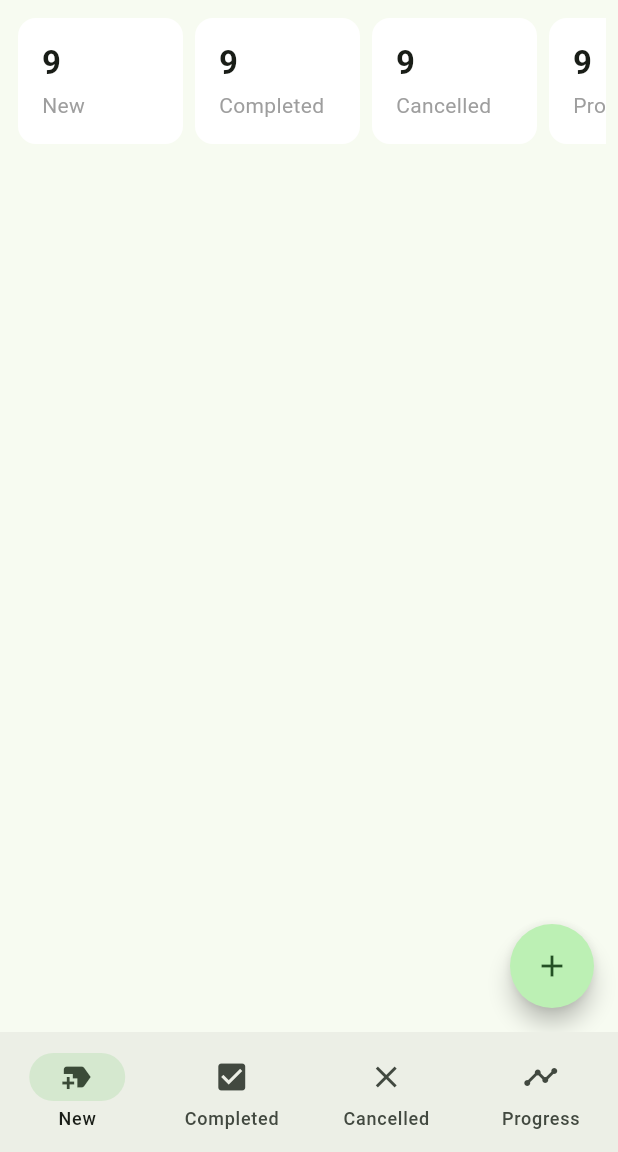
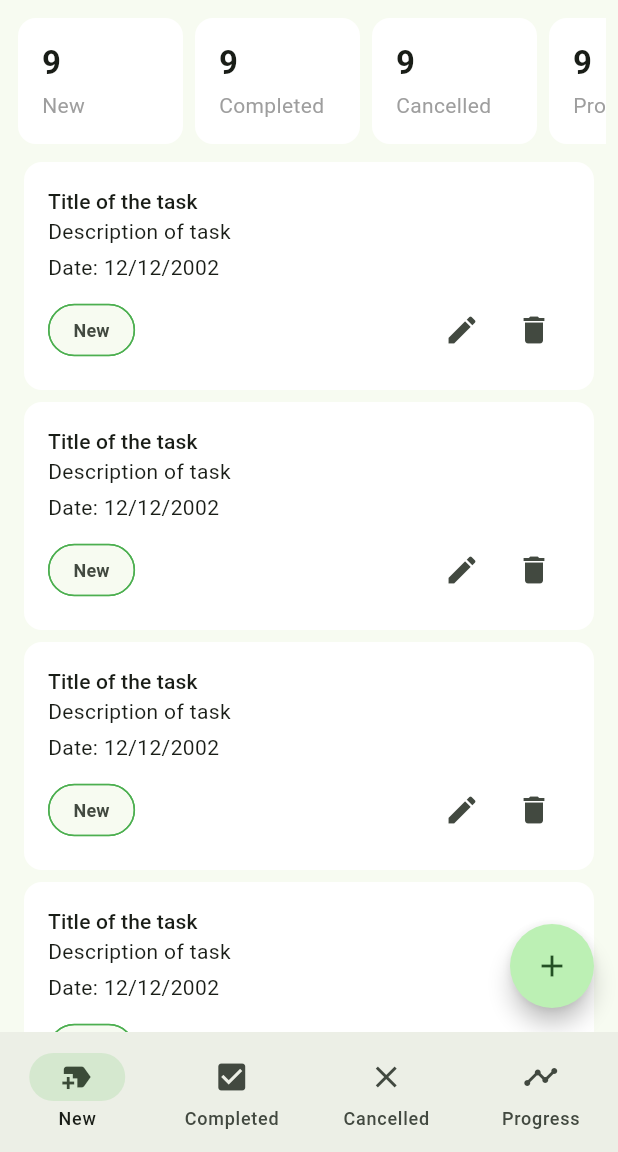
Before and after one commit to Ibrahim-K98han/task_manager, a Flutter app: the MainBottomNavBarScreen screen opened directly, on a phone screen of 412 x 824 dp, the part 84-1236 px from its top. Run offline on Flutter 3.47's test engine with Material 3 defaults, Android fonts, the phone set to English and light mode, and no system bars; our stand-ins replace flutter_svg, pin_code_fields.

Commit message:
all screen ui design done

```diff
--- a/lib/ui/screens/new_task_screen.dart
+++ b/lib/ui/screens/new_task_screen.dart
@@ -1,5 +1,7 @@
 import 'package:flutter/material.dart';
 import 'package:task_manager/ui/screens/add_new_task_screen.dart';
+import 'package:task_manager/ui/utils/app_colors.dart';
+import '../widgets/task_card.dart';
 import '../widgets/task_summary_card.dart';
 
 class NewTaskScreen extends StatefulWidget {
@@ -16,6 +18,19 @@ class _NewTaskScreenState extends State<NewTaskScreen> {
       body: Column(
         children: [
           _buildSummarySection(),
+          Expanded(
+            child: ListView.separated(
+              itemCount: 10,
+              itemBuilder: (context, index) {
+                return TaskCard();
+              },
+              separatorBuilder: (context, index) {
+                return const SizedBox(
+                  height: 8,
+                );
+              },
+            ),
+          )
         ],
       ),
       floatingActionButton: FloatingActionButton(
--- /dev/null
+++ b/lib/ui/widgets/task_card.dart
@@ -0,0 +1,115 @@
+import 'package:flutter/material.dart';
+
+import '../utils/app_colors.dart';
+
+class TaskCard extends StatefulWidget {
+  const TaskCard({
+    super.key,
+  });
+
+  @override
+  State<TaskCard> createState() => _TaskCardState();
+}
+
+class _TaskCardState extends State<TaskCard> {
+  @override
+  Widget build(BuildContext context) {
+    return Card(
+      elevation: 0,
+      color: Colors.white,
+      margin: const EdgeInsets.symmetric(horizontal: 16),
+      child: Padding(
+        padding: const EdgeInsets.all(16),
+        child: Column(
+          crossAxisAlignment: CrossAxisAlignment.start,
+          children: [
+            Text(
+              'Title of the task',
+              style: Theme.of(context).textTheme.titleSmall,
+            ),
+            const Text(
+              'Description of task',
+            ),
+            SizedBox(
+              height: 4,
+            ),
+            const Text(
+              'Date: 12/12/2002',
+            ),
+            SizedBox(
+              height: 8,
+            ),
+            Row(
+              mainAxisAlignment: MainAxisAlignment.spaceBetween,
+              crossAxisAlignment: CrossAxisAlignment.center,
+              children: [
+                _buildTaskStatusChip(),
+                Wrap(
+                  children: [
+                    IconButton(
+                      onPressed: _onTapEditButton,
+                      icon: Icon(Icons.edit),
+                    ),
+                    IconButton(
+                      onPressed: _onTapDeleteButton,
+                      icon: Icon(Icons.delete),
+                    ),
+                  ],
+                )
+              ],
+            )
+          ],
+        ),
+      ),
+    );
+  }
+
+  void _onTapEditButton() {
+    showDialog(
+      context: context,
+      builder: (context) {
+        return AlertDialog(
+          title: Text('Edit Status'),
+          content: Column(
+              mainAxisSize: MainAxisSize.min,
+              children: ['New', 'Completed', 'Cancelled', 'Progress'].map((e) {
+                return ListTile(
+                  onTap: () {},
+                  title: Text(e),
+                );
+              }).toList()),
+          actions: [
+            TextButton(
+              onPressed: () {
+                Navigator.pop(context);
+              },
+              child: Text('Cancel'),
+            ),
+            TextButton(
+              onPressed: () {},
+              child: Text('Ok'),
+            ),
+          ],
+        );
+      },
+    );
+  }
+
+  void _onTapDeleteButton() {}
+
+  Widget _buildTaskStatusChip() {
+    return Chip(
+      label: Text(
+        'New',
+        style: TextStyle(
+          fontSize: 12,
+          fontWeight: FontWeight.bold,
+        ),
+      ),
+      shape: RoundedRectangleBorder(
+        borderRadius: BorderRadius.circular(50),
+      ),
+      side: const BorderSide(color: AppColors.themeColor),
+    );
+  }
+}
--- a/lib/ui/widgets/tm_app_bar.dart
+++ b/lib/ui/widgets/tm_app_bar.dart
@@ -1,14 +1,31 @@
 import 'package:flutter/material.dart';
+import 'package:task_manager/ui/screens/profile_screen.dart';
 import 'package:task_manager/ui/screens/sign_in_screen.dart';
 
 import '../utils/app_colors.dart';
 
 class TMAppBar extends StatelessWidget implements PreferredSizeWidget {
-  const TMAppBar({super.key});
+  const TMAppBar({
+    super.key,
+    this.isProfileScreenOpen = false,
+  });
+  final bool isProfileScreenOpen;
 
   @override
   Widget build(BuildContext context) {
-    return AppBar(
+    return GestureDetector(
+      onTap: () {
+        if (isProfileScreenOpen) {
+          return;
+        }
+        Navigator.push(
+          context,
+          MaterialPageRoute(
+            builder: (context) => ProfileScreen(),
+          ),
+        );
+      },
+      child: AppBar(
         backgroundColor: AppColors.themeColor,
         title: Row(
           children: [
@@ -58,6 +75,7 @@ class TMAppBar extends StatelessWidget implements PreferredSizeWidget {
             ),
           ],
         ),
+      ),
     );
   }
 
```
Also changed, not shown: lib/ui/screens/cancelled_task_screen.dart (+11 -2 lines), lib/ui/screens/completed_task_screen.dart (+11 -2 lines), lib/ui/screens/profile_screen.dart (added, +119 -0 lines), lib/ui/screens/progress_task_screen.dart (+12 -2 lines). Lines whose indentation alone changed are shown as unchanged.
